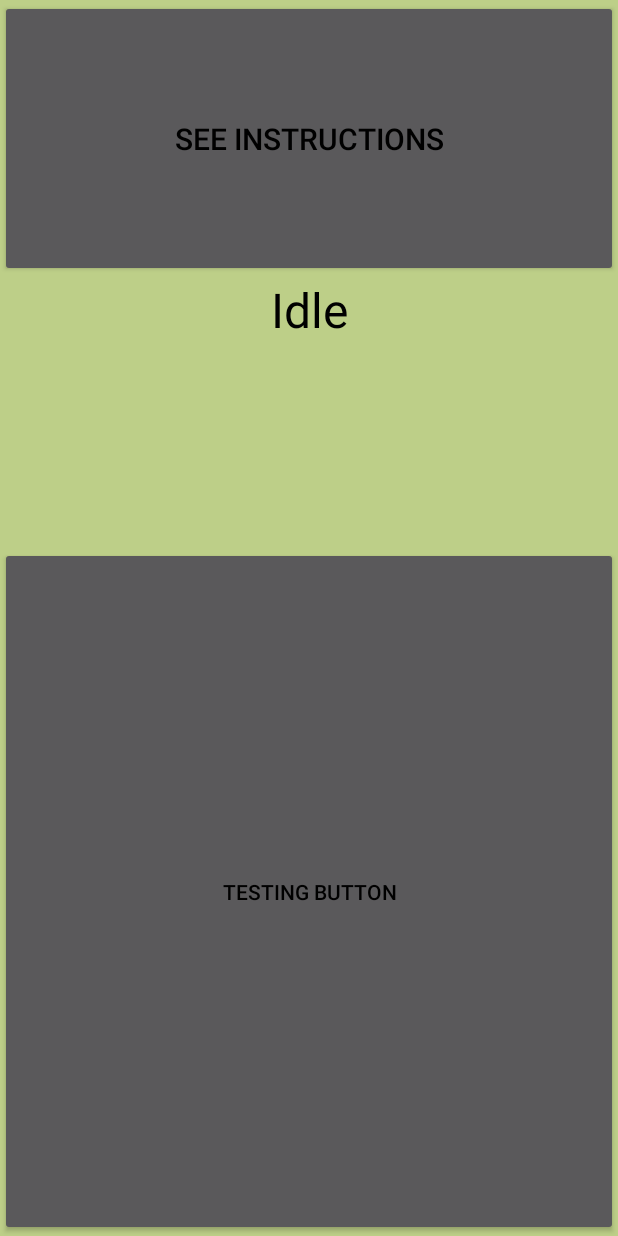
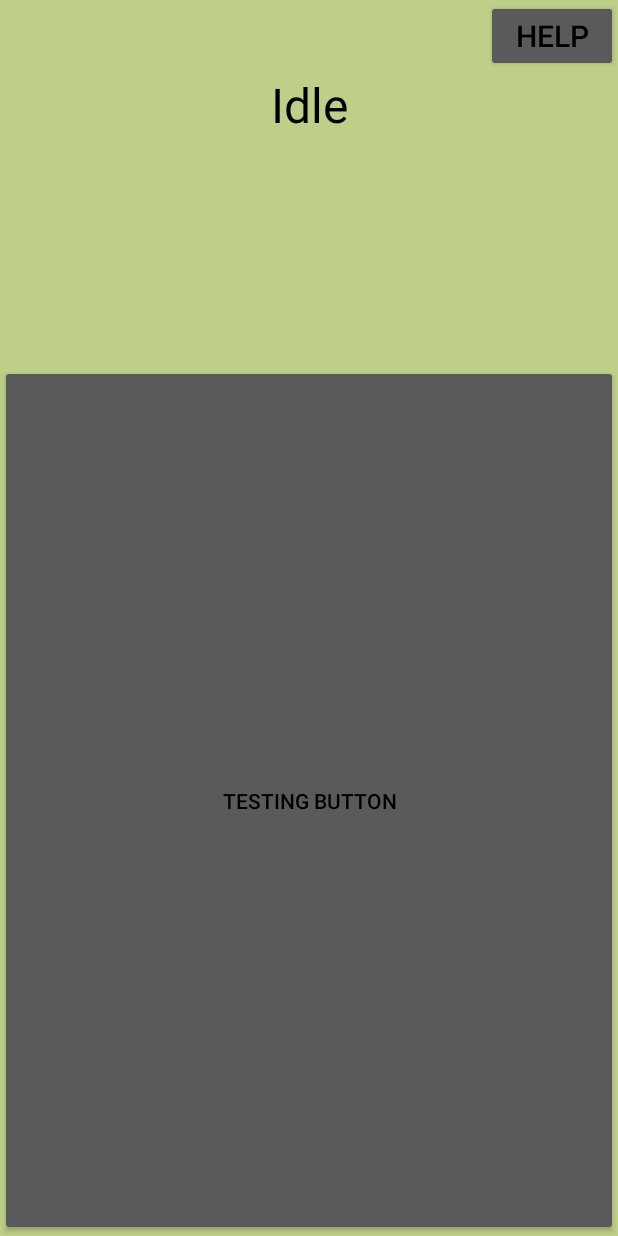
Before and after one commit to jueshi/ReactionTest, an Android app: the screen it shows after launch (MainActivity), on a phone screen of 412 x 824 dp. Run offline under Robolectric (Android 15) with nearby library versions, the phone set to English and light mode, and no system bars.

Commit message:
Initial commit

```diff
--- a/Reaction Test/src/main/res/layout/activity_main.xml
+++ b/Reaction Test/src/main/res/layout/activity_main.xml
@@ -7,28 +7,28 @@
 
     <Button
         android:id="@+id/button_instructions"
-        android:layout_width="fill_parent"
+        android:layout_width="wrap_content"
         android:layout_height="wrap_content"
         android:text="@string/help_button"
+        android:layout_gravity="right"
         android:onClick="clickHelp"
-        android:textSize="20sp"
-        android:layout_weight="1" />
+        android:textSize="20sp" />
 
     <TextView
         android:id="@+id/status"
-        android:layout_width="fill_parent"
+        android:layout_width="match_parent"
         android:layout_height="wrap_content"
         android:textSize="32sp"
         android:text="STATUS"
         android:gravity="center_horizontal"
-        android:layout_weight="1" />
+        android:layout_weight="0.2" />
 
     <Button
         android:id="@+id/go_button"
-        android:layout_width="fill_parent"
+        android:layout_width="match_parent"
         android:layout_height="wrap_content"
         android:onClick="clickGoButton"
         android:text="@string/go_button"
-        android:layout_weight="3" />
+        android:layout_weight="0.7" />
 
 </LinearLayout>
--- a/Reaction Test/src/main/res/values/strings.xml
+++ b/Reaction Test/src/main/res/values/strings.xml
@@ -6,7 +6,7 @@
     <string name="title_section2">Section 2</string>
     <string name="title_section3">Section 3</string>
     <string name="action_settings">Settings</string>
-    <string name="help_button">See instructions</string>
+    <string name="help_button">Help</string>
     <string name="help_title">Instructions</string>
     <string name="help_text">This app will measure your reaction time in milliseconds.\n\nAfter you click the button, there is a random delay so that you can\'t anticipate the test start.\nIf you click the button during this delay or change orientation, the test resets.\nWhen instructed, click the button as quickly as you can.\n\nPress the back button to return to the test activity.\n\n<i>Launch icon: Wikimedia Commons</i></string>
     <string name="go_button">Testing Button</string>
```
Also changed, not shown: 1 other file.
